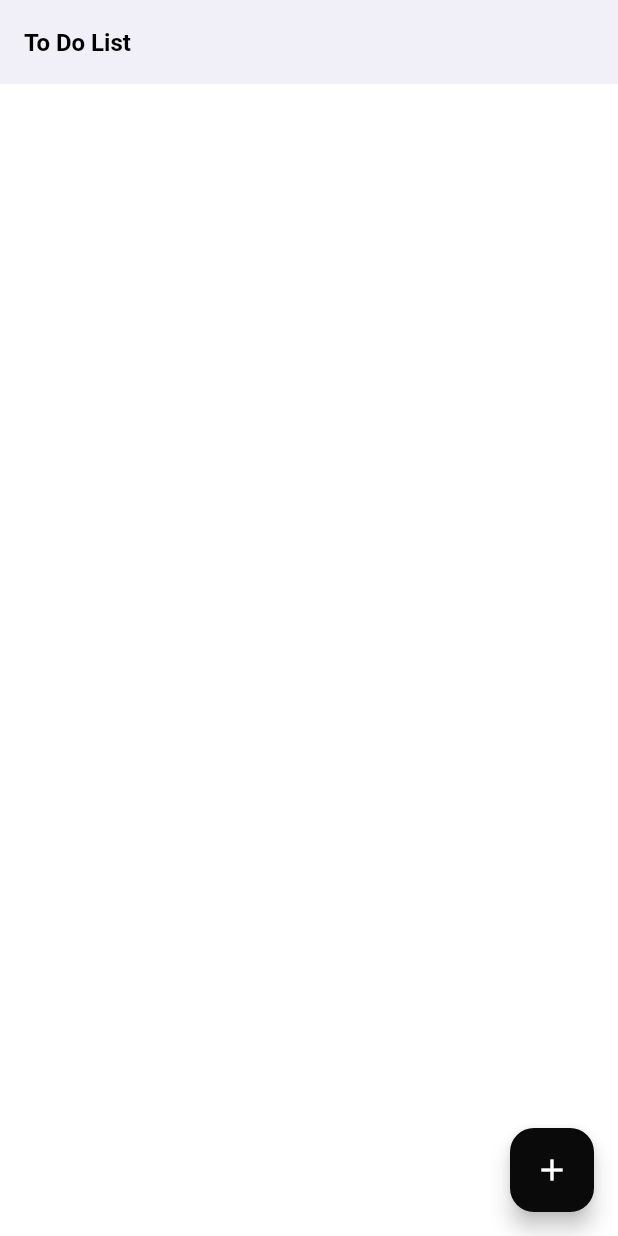
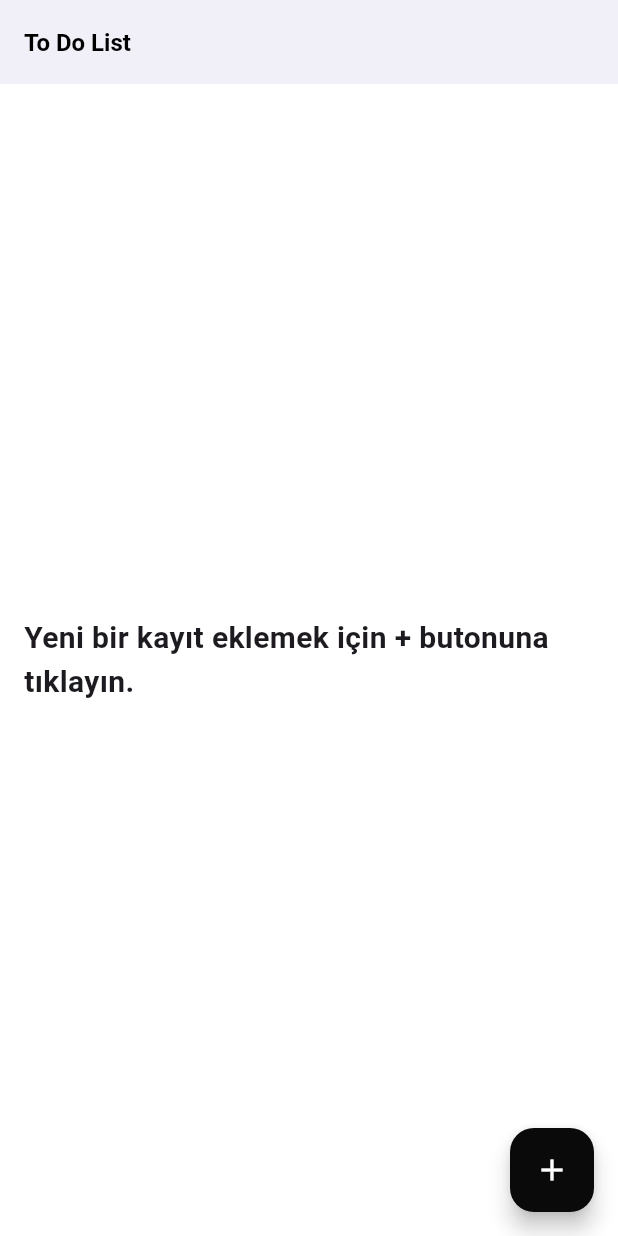
Before and after one commit to erdemdogann/todoapp, a Flutter app: the screen it shows after launch, on a phone screen of 412 x 824 dp. Run offline on Flutter 3.47's test engine with Material 3 defaults, Android fonts, the phone set to English and light mode, and no system bars.

Commit message:
Update todolist.dart
If the list is empty, a message will be written in the middle of the screen. Only if else added

Not: Sadece en başa şart koyup ağacı formatladım. Bir sürü kodu kaldrımış gibi görünüm kazandı.

```diff
--- a/lib/todolist.dart
+++ b/lib/todolist.dart
@@ -53,7 +53,16 @@ class _ToDoListState extends State<ToDoList> {
           ),
         ),
       ),
-      body: SizedBox(
+      body: notes.isEmpty
+          ? const Padding(
+              padding: EdgeInsets.all(16),
+              child: Center(
+                child: Text(
+                  'Yeni bir kayıt eklemek için + butonuna tıklayın.',
+                  style: TextStyle(fontSize: 20, fontWeight: FontWeight.bold),
+                ),
+              ))
+          : SizedBox(
               height: MediaQuery.of(context).size.height,
               width: MediaQuery.of(context).size.width,
               child: Stack(
@@ -71,7 +80,8 @@ class _ToDoListState extends State<ToDoList> {
                           color: const Color(0xffffffff),
                           shape: BoxShape.rectangle,
                           borderRadius: BorderRadius.circular(4.0),
-                    border: Border.all(color: const Color(0x859d9b9b), width: 1),
+                          border: Border.all(
+                              color: const Color(0x859d9b9b), width: 1),
                         ),
                         child: Column(
                           mainAxisAlignment: MainAxisAlignment.start,
@@ -108,7 +118,8 @@ class _ToDoListState extends State<ToDoList> {
                             Padding(
                               padding: const EdgeInsets.fromLTRB(0, 16, 0, 0),
                               child: Row(
-                          mainAxisAlignment: MainAxisAlignment.spaceBetween,
+                                mainAxisAlignment:
+                                    MainAxisAlignment.spaceBetween,
                                 children: [
                                   Text(
                                     note.time,
```
Lines whose indentation alone changed are shown as unchanged.
